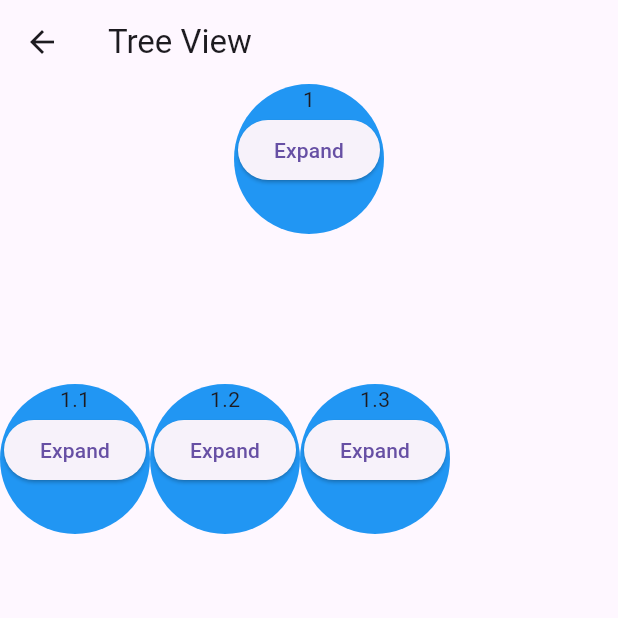
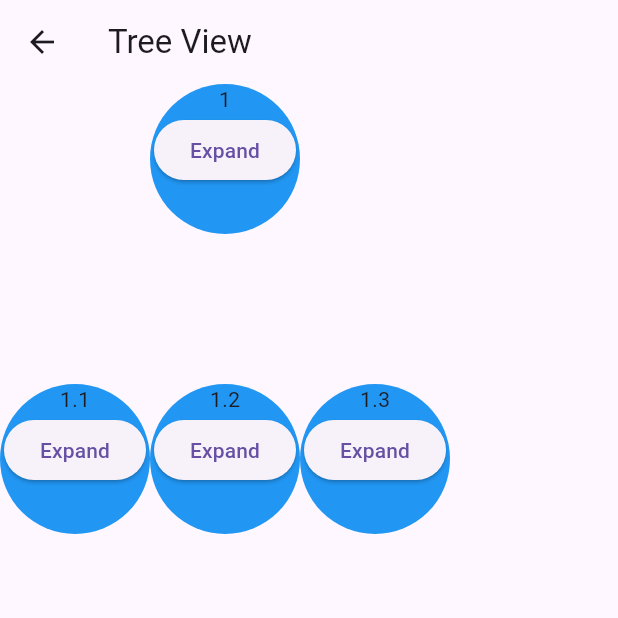
Before and after one commit to ryoga404/2025-app, a Flutter app: the TreeView screen opened directly with empty values, after a tap on "Expand", on a phone screen of 412 x 824 dp, the top half of it. Run offline on Flutter 3.47's test engine with Material 3 defaults, Android fonts, the phone set to English and light mode, and no system bars; our stand-ins replace flutter_hooks, freezed_annotation, go_router, hooks_riverpod; missing offline and left inert: flutter_inappwebview.

Commit message:
ツリー実装完了

```diff
--- a/web_browser/lib/browser/browser_controller.dart
+++ b/web_browser/lib/browser/browser_controller.dart
@@ -1,6 +1,7 @@
 import 'dart:developer';
 import 'package:flutter/material.dart';
 import 'package:flutter_inappwebview/flutter_inappwebview.dart';
+import 'package:web_browser/router/router.dart';
 import '../node/node.dart';
 import '../node/node_url.dart';
 import '../tree_view/treeview.dart';
@@ -32,17 +33,15 @@ class BrowserController {
   // 下部ボタンとして表示するノードのリスト（Google以外のページ履歴）
   final List<Node> bottomNodes = [];
 
-
   // 検索ワード（初期は空、ユーザが検索したらセット）
   String searchWord = "";
 
   // コンストラクタ。履歴ツリーの初期化とGoogleタイトルの登録。
   BrowserController() {
     rootNode = Node("__ROOT__"); // ルートノード生成
-    _currentNode = rootNode;     // 現在ノードをルートに設定
+    _currentNode = rootNode; // 現在ノードをルートに設定
     urlTitles[initialUrl] = "Google"; // Googleのタイトルを登録
   }
-
 
   // ルートノードの初期化（検索ワードとURLで初期化）
   void setRootNode(String word, String url) {
@@ -51,6 +50,7 @@ class BrowserController {
     _currentNode = rootNode;
     urlTitles[url] = word;
   }
+
   // 現在ノードの親ノードを取得（履歴ツリーで一つ前のページ）
   Node? get parentNode => _currentNode.parent;
   // 現在ノード（WebViewで表示中のページ）を取得
@@ -108,7 +108,7 @@ class BrowserController {
     final newNode = Node(urlStr, _currentNode);
     if (canAddChildNode) {
       _currentNode.addChild(newNode); // 現在ノードの子として追加
-      _currentNode = newNode;         // 現在ノードを新ノードに更新
+      _currentNode = newNode; // 現在ノードを新ノードに更新
     }
 
     // Google以外のページなら下部ボタンリストに追加
@@ -117,20 +117,21 @@ class BrowserController {
     }
   }
 
-
   // --- ここからリンク選択時の処理 ---
   // リンククリック時に呼ばれるコールバック
   // 1. ルートノードの子ノードとして追加
   // 2. URLはリンク先
   // 3. Nameは<title>タグ10文字（超える場合は...）
   Future<NavigationActionPolicy> shouldOverrideUrlLoadingRoot(
-      InAppWebViewController controller, NavigationAction navigationAction) async {
+    InAppWebViewController controller,
+    NavigationAction navigationAction,
+  ) async {
     final urlStr = navigationAction.request.url.toString();
 
     // タイトル取得
     String? title = await controller.getTitle();
     String nodeName = "";
-    if (title != null && title.isNotEmpty) {shouldOverrideUrlLoading
+    if (title != null && title.isNotEmpty) {
       nodeName = title.length > 10 ? "${title.substring(0, 10)}..." : title;
     } else {
       nodeName = urlStr;
@@ -156,16 +157,18 @@ class BrowserController {
   // 2. Google以外なら下部ボタンリストに追加
   // 3. ページ遷移を許可
   Future<NavigationActionPolicy> shouldOverrideUrlLoading(
-      InAppWebViewController controller, NavigationAction navigationAction) async {
+    InAppWebViewController controller,
+    NavigationAction navigationAction,
+  ) async {
     final urlStr = navigationAction.request.url.toString();
     log('リンククリック: $urlStr'); // デバッグログ
     final newNode = Node(urlStr, currentNode);
     if (canAddChildNode) {
       currentNode.addChild(newNode); // 履歴ツリーに追加
-      _currentNode = newNode;        // 現在ノード更新
+      _currentNode = newNode; // 現在ノード更新
     }
     if (!isGoogleUrl(urlStr)) {
-      addBottomNode(newNode);        // 下部ボタンリストに追加
+      addBottomNode(newNode); // 下部ボタンリストに追加
     }
     return NavigationActionPolicy.ALLOW; // ページ遷移を許可
   }
@@ -201,7 +204,10 @@ class BrowserController {
   // 画面右下の各種操作ボタン（戻る・ノード追加切替）のWidget生成
   // 戻るボタン：WebViewの履歴を戻る
   // ノード追加切替：履歴ツリーへの追加ON/OFF
-  Widget buildFloatingButtons(BuildContext context, void Function(void Function()) setState) {
+  Widget buildFloatingButtons(
+    BuildContext context,
+    void Function(void Function()) setState,
+  ) {
     return Column(
       mainAxisAlignment: MainAxisAlignment.end,
       children: [
@@ -215,6 +221,13 @@ class BrowserController {
             if (await webViewController.canGoBack()) {
               await webViewController.goBack();
             }
+          },
+        ),
+        FloatingActionButton(
+          heroTag: "goGraphButton",
+          child: const Icon(Icons.arrow_back),
+          onPressed: () {
+            TreeViewRoute($extra: _currentNode).go(context);
           },
         ),
         const SizedBox(height: 16),
@@ -234,7 +247,9 @@ class BrowserController {
                 });
               },
               child: Icon(
-                canAddChildNode ? Icons.check_box : Icons.check_box_outline_blank,
+                canAddChildNode
+                    ? Icons.check_box
+                    : Icons.check_box_outline_blank,
               ),
             ),
             const SizedBox(width: 12),
--- a/web_browser/lib/home_page.dart
+++ b/web_browser/lib/home_page.dart
@@ -18,7 +18,7 @@ class MyHomePage extends StatelessWidget {
             child: Text("to browser!"),
           ),
           ElevatedButton(
-            onPressed: () => TreeViewRoute($extra: mockedNode(3, 3)).go(context),
+            onPressed: () => TreeViewRoute($extra: mockedNode(10, 3)).go(context),
             child: Text("to treeview!")
           ),
         ],
--- a/web_browser/lib/tree_view/data/tree_sector_with_size.dart
+++ b/web_browser/lib/tree_view/data/tree_sector_with_size.dart
@@ -1,9 +1,14 @@
+import 'package:flutter/foundation.dart';
 import 'package:flutter/widgets.dart';
-import 'package:web_browser/tree_view/tree_sector/tree_sector.dart';
+import 'package:freezed_annotation/freezed_annotation.dart';
+import 'package:web_browser/tree_view/tree_sector/tree_division.dart';
 
-class TreeSectorWithSize{
-  final TreeSector treeSector;
-  final Size size;
+part 'tree_sector_with_size.freezed.dart';
 
-  TreeSectorWithSize(this.treeSector,this.size);
+@freezed
+abstract class TreeDivisionWithSize with _$TreeSectorWithSize {
+  const factory TreeDivisionWithSize({
+    required TreeDivision treeSector,
+    required Size size,
+  }) = _TreeSectorWithSize;
 }
--- a/web_browser/lib/tree_view/tree_sector/child/children_tree_sector.dart
+++ b/web_browser/lib/tree_view/tree_sector/child/children_tree_sector.dart
@@ -1,49 +1,46 @@
+import 'dart:developer';
+
+import 'package:collection/collection.dart';
 import 'package:flutter/widgets.dart';
 import 'package:hooks_riverpod/hooks_riverpod.dart';
 import 'package:web_browser/tree_view/data/tree_sector_with_size.dart';
-import 'package:web_browser/tree_view/tree_sector/tree_sector.dart';
+import 'package:web_browser/tree_view/tree_sector/tree_division.dart';
 
-class ChildrenTreeSector extends HookConsumerWidget {
-  const ChildrenTreeSector({super.key, required this.parent});
-  final TreeSector parent;
+final childrenTreeSectorNotifier =
+    NotifierProvider.family<
+      ChildrenTreeSectorNotifier,
+      ChildrenTreeSector,
+      TreeDivision
+    >(() => ChildrenTreeSectorNotifier());
 
+class ChildrenTreeSectorNotifier
+    extends FamilyNotifier<ChildrenTreeSector, TreeDivision> {
   @override
-  Widget build(BuildContext context, WidgetRef ref) {
-
-    final List<TreeSector> children = ref.watch(treeChildrenNotifier(parent));
-
-    WidgetsBinding.instance.addPostFrameCallback((_) {
-      final List<TreeSectorWithSize> treeSizeList = children.map((child){
-        final size = ref.read(treeSectorSizeNotifer(child));
-        return TreeSectorWithSize(child, size);
-        }).toList();
-
-      ref.read(childrenSectorSizeNotifier(parent).notifier).setSizeList(treeSizeList);
-    });
-
-    return Row(children: children);
+  ChildrenTreeSector build(TreeDivision treeDivision) {
+    log("[build] ChildrenTreeSectorNotifier built. ${treeDivision.node.name}");
+    state = ChildrenTreeSector(parent: treeDivision);
+    return state;
   }
-
-
 }
-
-
 
 final childrenSectorSizeNotifier =
     NotifierProvider.family<
-      ChildrenSectorSizeNotifer,
-      List<TreeSectorWithSize>,
-      TreeSector
-    >(() => ChildrenSectorSizeNotifer());
+      ChildrenSectorSizeNotifier,
+      List<TreeDivisionWithSize>,
+      TreeDivision
+    >(() => ChildrenSectorSizeNotifier());
 
-class ChildrenSectorSizeNotifer
-    extends FamilyNotifier<List<TreeSectorWithSize>, TreeSector> {
+class ChildrenSectorSizeNotifier
+    extends FamilyNotifier<List<TreeDivisionWithSize>, TreeDivision> {
   @override
-  List<TreeSectorWithSize> build(TreeSector arg) {
+  List<TreeDivisionWithSize> build(TreeDivision arg) {
     return [];
   }
 
-  void setSizeList(List<TreeSectorWithSize> sectors) {
+  void setSizeList(List<TreeDivisionWithSize> sectors) {
+    Function isEqual = const ListEquality().equals;
+    if(isEqual(sectors,state)) return;
+    log("[State changed] ChildrenSectorSizeNotifier. node:${arg.node.name},value:$sectors");
     state = sectors;
   }
 
@@ -51,3 +48,30 @@ class ChildrenSectorSizeNotifer
     state = [];
   }
 }
+
+class ChildrenTreeSector extends HookConsumerWidget {
+  const ChildrenTreeSector({super.key, required this.parent});
+  final TreeDivision parent;
+
+  @override
+  Widget build(BuildContext context, WidgetRef ref) {
+    final List<TreeDivision> children = ref.watch(treeChildrenNotifier(parent));
+
+    WidgetsBinding.instance.addPostFrameCallback((_) {
+      final List<TreeDivisionWithSize> treeSizeList = children.map((child) {
+        final size = ref.watch(treeDivisionSizeNotifier(child));
+        return TreeDivisionWithSize(treeSector: child, size: size);
+      }).toList();
+
+      ref
+          .read(childrenSectorSizeNotifier(parent).notifier)
+          .setSizeList(treeSizeList);
+    });
+
+    return Row(
+      crossAxisAlignment: CrossAxisAlignment.start,
+      mainAxisAlignment: MainAxisAlignment.center,
+      children: children,
+    );
+  }
+}
--- a/web_browser/lib/tree_view/tree_sector/child/line_sector.dart
+++ b/web_browser/lib/tree_view/tree_sector/child/line_sector.dart
@@ -1,5 +1,47 @@
+import 'dart:developer';
+
 import 'package:flutter/material.dart';
 import 'package:hooks_riverpod/hooks_riverpod.dart';
+import 'package:web_browser/tree_view/data/tree_sector_with_size.dart';
+import 'package:web_browser/tree_view/data/ui_widgets.dart';
+import 'package:web_browser/tree_view/tree_sector/child/children_tree_sector.dart';
+import 'package:web_browser/tree_view/tree_sector/tree_division.dart';
+
+final lineSectorNotifier =
+    NotifierProvider.family<LineSectorNotifier, LineSector, TreeDivision>(
+      () => LineSectorNotifier(),
+    );
+
+class LineSectorNotifier extends FamilyNotifier<LineSector, TreeDivision> {
+  @override
+  LineSector build(TreeDivision treeSector) {
+    List<TreeDivisionWithSize> list = ref.watch(
+      childrenSectorSizeNotifier(treeSector),
+    );
+    List<Offset> offsets = calcOffset(list, ref.watch(nodeHeightNotifier));
+    final List<LineWidget> lines = offsets.map((offset) {
+      return LineWidget(starPos: Offset(0, 0), endPos: offset);
+    }).toList();
+    final lineSector = LineSector(lines: lines);
+
+    log("[build] LineSectorNotifier ${treeSector.node.name},$lines");
+    state = lineSector;
+    return lineSector;
+  }
+
+  List<Offset> calcOffset(List<TreeDivisionWithSize> list, double nodeHeight) {
+    double sumWidth = list.fold(0, (sum, child) => sum + child.size.width);
+    double dx = -sumWidth / 2;
+
+    List<Offset> offsets = [];
+    for (int i = 0; i < list.length; i++) {
+      dx += (list[i].size.width) / 2;
+      offsets.add(Offset(dx, nodeHeight));
+      dx += (list[i].size.width) / 2;
+    }
+    return offsets;
+  }
+}
 
 //線のウィジェット関連
 /// ノード間の線を表すウィジェット
@@ -10,9 +52,7 @@ class LineSector extends StatelessWidget {
 
   @override
   Widget build(BuildContext context) {
-    return Stack(
-      children: lines,
-    );
+    return Stack(children: lines);
   }
 }
 
--- a/web_browser/lib/tree_view/tree_sector/node_widget.dart
+++ b/web_browser/lib/tree_view/tree_sector/node_widget.dart
@@ -2,12 +2,12 @@ import 'package:flutter/material.dart';
 import 'package:hooks_riverpod/hooks_riverpod.dart';
 
 import '../data/ui_widgets.dart';
-import 'tree_sector.dart';
+import 'tree_division.dart';
 
 /// ノードを表すウィジェット
 class NodeWidget extends ConsumerWidget {
   final String name;
-  final TreeSector parentTreeSector;
+  final TreeDivision parentTreeSector;
   const NodeWidget({
     super.key,
     required this.name,
--- a/web_browser/lib/tree_view/tree_sector/tree_sector.dart
+++ b/web_browser/lib/tree_view/tree_sector/tree_division.dart
@@ -1,3 +1,4 @@
+import 'dart:developer';
 
 import 'package:flutter/material.dart';
 import 'package:flutter_hooks/flutter_hooks.dart';
@@ -12,54 +13,60 @@ import 'node_widget.dart';
 ///====TreeSectorの子要素を管理するNotifier====
 ///子要素を利用する際に参照。
 final treeChildrenNotifier =
-    NotifierProvider.family<TreeChildrenNotifier, List<TreeSector>, TreeSector>(
-      () => TreeChildrenNotifier(),
-    );
+    NotifierProvider.family<
+      TreeChildrenNotifier,
+      List<TreeDivision>,
+      TreeDivision
+    >(() => TreeChildrenNotifier());
 
-class TreeChildrenNotifier extends FamilyNotifier<List<TreeSector>, TreeSector> {
+class TreeChildrenNotifier
+    extends FamilyNotifier<List<TreeDivision>, TreeDivision> {
   @override
-  List<TreeSector> build(treeSector) {
+  List<TreeDivision> build(treeSector) {
     this.treeSector = treeSector;
     return [];
   }
 
-  void generateChildren(){
-    state = treeSector.node.children.map((child)=>TreeSector(key: UniqueKey(), node: child)).toList();
+  void generateChildren() {
+    log(
+      "State changed:TreeChildrenNotifer.[node.name = ${treeSector.node.name}]",
+    );
+    state = treeSector.node.children
+        .map((child) => TreeDivision(key: UniqueKey(), node: child))
+        .toList();
   }
 
-  void removeChildren(){
-    state =[];
+  void removeChildren() {
+    state = [];
   }
 
-  late final TreeSector treeSector;
+  late final TreeDivision treeSector;
 }
 
 //============================================
 
+///====TreeSector自身のsizeを公開するNotifier>====
+final treeDivisionSizeNotifier =
+    NotifierProvider.family<TreeDivisonSizeNotifier, Size, TreeDivision>(
+      () => TreeDivisonSizeNotifier(),
+    );
 
-
-
-///====TreeSector自身のsizeを公開するNotifier>====
-final treeSectorSizeNotifer = NotifierProvider.family<TreeSectorSizeNotifer,Size,TreeSector>(() => TreeSectorSizeNotifer());
-
-class TreeSectorSizeNotifer extends FamilyNotifier<Size,TreeSector> {
+class TreeDivisonSizeNotifier extends FamilyNotifier<Size, TreeDivision> {
   @override
-  Size build(TreeSector treeSector) {
+  Size build(TreeDivision treeSector) {
     return Size(0, 0);
   }
 
-  void update(Size size){
+  void update(Size size) {
+    if (state == size) return;
     state = size;
   }
-
 }
 
 //==============================================
 
 /// ツリー構造のセクターを表すウィジェット
-///
-///
-class TreeSector extends HookConsumerWidget {
+class TreeDivision extends HookConsumerWidget {
   //自身に対応しているノード
   final Node node;
   //自身が描画しているNodeWidget
@@ -68,20 +75,26 @@ class TreeSector extends HookConsumerWidget {
     name: node.name,
     parentTreeSector: this,
   );
+  bool isExpanded = false;
 
   ///`node`:入力されたNodeの`name`プロパティを表示する。
-  TreeSector({required super.key, required this.node});
+  TreeDivision({required super.key, required this.node});
   @override
   Widget build(BuildContext context, WidgetRef ref) {
-    final lineWidget = useState(LineSector(lines: []));
     final double verticalInterval = ref.watch(verticalIntervalNotifier);
 
     WidgetsBinding.instance.addPostFrameCallback((_) {
       final renderBox = context.findRenderObject() as RenderBox;
       Size mySize = renderBox.size;
-      ref.read(treeSectorSizeNotifer(this).notifier).update(mySize);
+      log("Render Complete!. ${node.name}");
+      ref.read(treeDivisionSizeNotifier(this).notifier).update(mySize);
     });
 
+    final childrenTreeSector = ref.watch(childrenTreeSectorNotifier(this));
+    final lineSector = SizedBox(
+      height: verticalInterval,
+      child: ref.watch(lineSectorNotifier(this)),
+    );
 
     //１セクタは３階層で表示。
     return Column(
@@ -92,9 +105,9 @@ class TreeSector extends HookConsumerWidget {
         //自身のノード
         nodeWidget,
         //子ノードへの線
-        SizedBox(height: verticalInterval, child: lineWidget.value),
+        lineSector,
         //子セクターたち
-        ChildrenTreeSector(parent: this),
+        childrenTreeSector,
       ],
     );
   }
@@ -109,5 +122,4 @@ class TreeSector extends HookConsumerWidget {
   }
 
   ///子ノードへ続く線の終点を計算するメソッド
-
 }
--- a/web_browser/lib/tree_view/treeview.dart
+++ b/web_browser/lib/tree_view/treeview.dart
@@ -1,23 +1,21 @@
-
 // ignore_for_file: unused_import
 
 import 'dart:developer';
 
 import 'package:flutter/material.dart';
 import 'package:hooks_riverpod/hooks_riverpod.dart';
-import 'package:web_browser/tree_view/tree_sector/tree_sector.dart';
+import 'package:web_browser/tree_view/tree_sector/tree_division.dart';
 
 import '../node/mocked_node.dart';
 import '../node/node.dart';
 import 'tree_sector/node_widget.dart';
 
 class TreeView extends HookConsumerWidget {
+  final Node rootNode;
+  const TreeView({super.key, required this.rootNode});
 
-  final Node rootNode;
-  const TreeView({super.key,required this.rootNode});
-
-  factory TreeView.mockingNode({Key? key}){
-    return TreeView(key : key,rootNode:mockedNode(3,3));
+  factory TreeView.mockingNode({Key? key}) {
+    return TreeView(key: key, rootNode: mockedNode(20, 3));
   }
 
   @override
@@ -26,7 +24,13 @@ class TreeView extends HookConsumerWidget {
 
     return Scaffold(
       appBar: AppBar(title: const Text('Tree View')),
-      body: InteractiveViewer(boundaryMargin: EdgeInsets.all(10),minScale: 0.1,child:  TreeSector(key:UniqueKey(),node: mockedNode(3, 3))),
+      body: InteractiveViewer(
+        constrained: false,
+        boundaryMargin: EdgeInsets.all(100),
+        maxScale: 1000,
+        minScale: 0.001,
+        child: TreeDivision(key: UniqueKey(), node: mockedNode(10, 3)),
+      ),
     );
   }
 }
--- a/web_browser/pubspec.yaml
+++ b/web_browser/pubspec.yaml
@@ -43,6 +43,9 @@ dependencies:
   go_router: ^16.2.1
   go_router_builder: ^4.0.0
   build_runner: ^2.7.0
+  freezed: ^3.2.0
+  freezed_annotation: ^3.1.0
+  collection: ^1.19.1
 
 dev_dependencies:
   flutter_test:
```
Also changed, not shown: web_browser/lib/tree_view/data/tree_sector_with_size.freezed.dart (added), web_browser/pubspec.lock, 1 other file.
